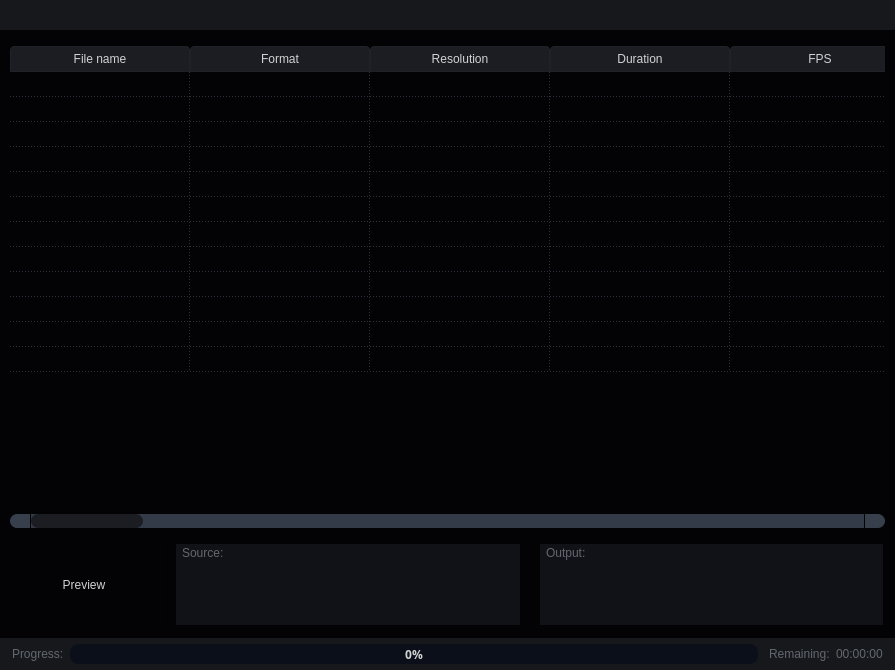
This is app/mainwindow.ui in CineEncoder/cine-encoder as Qt 5 draws it before an edit. The edited form follows.
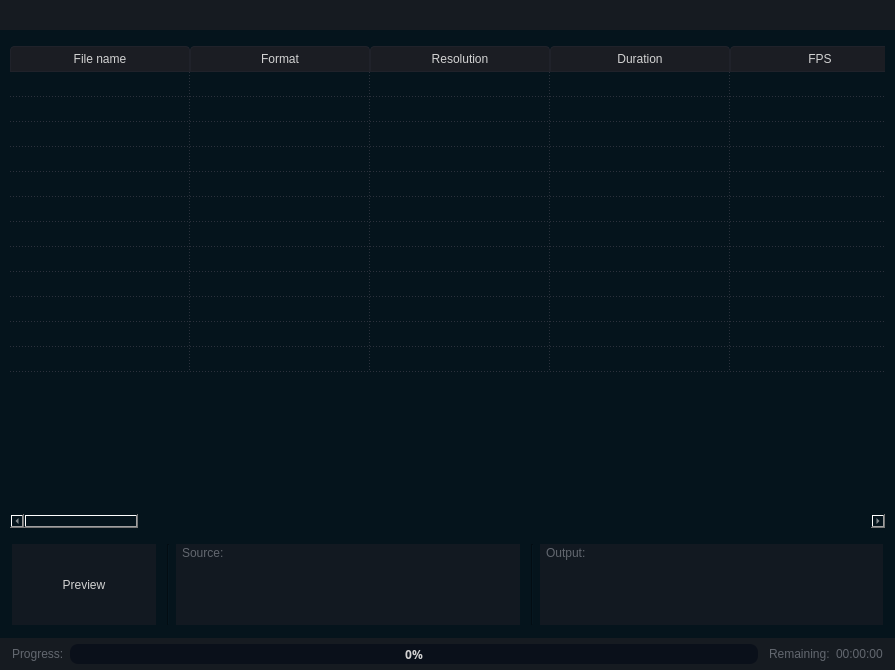
This is the edited form. Icons and pictures are not drawn.

Diff of the .ui file:
```diff
--- a/app/mainwindow.ui
+++ b/app/mainwindow.ui
@@ -104,82 +104,13 @@
       </property>
       <property name="styleSheet">
        <string notr="true">QFrame {
-	/*background-color: rgb(39, 44, 54);*/
-	background-color: rgb(3, 3, 5);
+	background-color: rgb(5, 20, 28);
+	/*background-color: rgb(3, 3, 5);*/
 }
 
-QScrollBar:horizontal {
-	border: none;
-	background: rgb(52, 59, 72);
-	height: 14px;
-	margin: 0px 21px 0 21px;
-	border-radius: 0px;
-}
-QScrollBar:vertical {
-	border: none;
-	background: rgb(52, 59, 72);
-	width: 14px;
-	margin: 21px 0 21px 0;
-	border-radius: 0px;
- }
-QScrollBar::handle:horizontal {
-	background: rgb(27, 29, 35);
-	min-width: 25px;
-	border-radius: 7px
-}
-QScrollBar::handle:vertical {	
-	background: rgb(27, 29, 35);
-	min-height: 25px;
-	border-radius: 7px
- }
-QScrollBar::add-line:horizontal {
-	border: none;
-	background: rgb(55, 63, 77);
-	width: 20px;
-	border-top-right-radius: 7px;
-	border-bottom-right-radius: 7px;
-	subcontrol-position: right;
-	subcontrol-origin: margin;
-}
-QScrollBar::add-line:vertical {
-	border: none;
-	background: rgb(55, 63, 77);
-	height: 20px;
-	border-bottom-left-radius: 7px;
-	border-bottom-right-radius: 7px;
-	subcontrol-position: bottom;
-	subcontrol-origin: margin;
- }
-QScrollBar::sub-line:horizontal {
-	border: none;
-	background: rgb(55, 63, 77);
-	width: 20px;
-	border-top-left-radius: 7px;
-	border-bottom-left-radius: 7px;
-	subcontrol-position: left;
-	subcontrol-origin: margin;
-}
-QScrollBar::sub-line:vertical {
-	border: none;
-	background: rgb(55, 63, 77);
-	height: 20px;
-	border-top-left-radius: 7px;
-	border-top-right-radius: 7px;
-	subcontrol-position: top;
-	subcontrol-origin: margin;
- }
-QScrollBar::up-arrow:horizontal, QScrollBar::down-arrow:horizontal {
-	background: none;
-}
-QScrollBar::up-arrow:vertical, QScrollBar::down-arrow:vertical {
-	background: none;
- }
-QScrollBar::add-page:horizontal, QScrollBar::sub-page:horizontal {
-	background: none;
-}
-QScrollBar::add-page:vertical, QScrollBar::sub-page:vertical {
-	background: none;
- }</string>
+
+
+</string>
       </property>
       <property name="locale">
        <locale language="English" country="UnitedStates"/>
@@ -626,8 +557,63 @@
           </size>
          </property>
          <property name="styleSheet">
-          <string notr="true">QTableWidget {	
-	background-color: rgb(3, 3, 5);
+          <string notr="true">
+</string>
+         </property>
+         <property name="frameShape">
+          <enum>QFrame::NoFrame</enum>
+         </property>
+         <property name="frameShadow">
+          <enum>QFrame::Raised</enum>
+         </property>
+         <layout class="QGridLayout" name="gridLayout_4">
+          <property name="leftMargin">
+           <number>0</number>
+          </property>
+          <property name="topMargin">
+           <number>0</number>
+          </property>
+          <property name="rightMargin">
+           <number>0</number>
+          </property>
+          <property name="bottomMargin">
+           <number>0</number>
+          </property>
+          <item row="0" column="0">
+           <widget class="QTableWidget" name="tableWidget">
+            <property name="enabled">
+             <bool>true</bool>
+            </property>
+            <property name="sizePolicy">
+             <sizepolicy hsizetype="Expanding" vsizetype="Expanding">
+              <horstretch>0</horstretch>
+              <verstretch>0</verstretch>
+             </sizepolicy>
+            </property>
+            <property name="minimumSize">
+             <size>
+              <width>200</width>
+              <height>100</height>
+             </size>
+            </property>
+            <property name="maximumSize">
+             <size>
+              <width>3840</width>
+              <height>2160</height>
+             </size>
+            </property>
+            <property name="sizeIncrement">
+             <size>
+              <width>0</width>
+              <height>0</height>
+             </size>
+            </property>
+            <property name="mouseTracking">
+             <bool>false</bool>
+            </property>
+            <property name="styleSheet">
+             <string notr="true">QTableWidget {	
+	/*background-color: rgb(3, 3, 5);*/
 	padding: 10px;
 	border-radius: 5px;
 	gridline-color: rgb(44, 49, 60);
@@ -660,61 +646,78 @@
 	border-bottom-left-radius: 4px;
 }
 
-</string>
-         </property>
-         <property name="frameShape">
-          <enum>QFrame::NoFrame</enum>
-         </property>
-         <property name="frameShadow">
-          <enum>QFrame::Raised</enum>
-         </property>
-         <layout class="QGridLayout" name="gridLayout_4">
-          <property name="leftMargin">
-           <number>0</number>
-          </property>
-          <property name="topMargin">
-           <number>0</number>
-          </property>
-          <property name="rightMargin">
-           <number>0</number>
-          </property>
-          <property name="bottomMargin">
-           <number>0</number>
-          </property>
-          <item row="0" column="0">
-           <widget class="QTableWidget" name="tableWidget">
-            <property name="enabled">
-             <bool>true</bool>
-            </property>
-            <property name="sizePolicy">
-             <sizepolicy hsizetype="Expanding" vsizetype="Expanding">
-              <horstretch>0</horstretch>
-              <verstretch>0</verstretch>
-             </sizepolicy>
-            </property>
-            <property name="minimumSize">
-             <size>
-              <width>200</width>
-              <height>100</height>
-             </size>
-            </property>
-            <property name="maximumSize">
-             <size>
-              <width>3840</width>
-              <height>2160</height>
-             </size>
-            </property>
-            <property name="sizeIncrement">
-             <size>
-              <width>0</width>
-              <height>0</height>
-             </size>
-            </property>
-            <property name="mouseTracking">
-             <bool>false</bool>
-            </property>
-            <property name="styleSheet">
-             <string notr="true"/>
+QScrollBar:horizontal {
+	border: none;
+	background: rgb(52, 59, 72);
+	height: 14px;
+	margin: 0px 21px 0 21px;
+	border-radius: 0px;
+}
+QScrollBar:vertical {
+	border: none;
+	background: rgb(52, 59, 72);
+	width: 14px;
+	margin: 21px 0 21px 0;
+	border-radius: 0px;
+ }
+QScrollBar::handle:horizontal {
+	background: rgb(27, 29, 35);
+	min-width: 25px;
+	border-radius: 7px
+}
+QScrollBar::handle:vertical {	
+	background: rgb(27, 29, 35);
+	min-height: 25px;
+	border-radius: 7px
+ }
+QScrollBar::add-line:horizontal {
+	border: none;
+	background: rgb(55, 63, 77);
+	width: 20px;
+	border-top-right-radius: 7px;
+	border-bottom-right-radius: 7px;
+	subcontrol-position: right;
+	subcontrol-origin: margin;
+}
+QScrollBar::add-line:vertical {
+	border: none;
+	background: rgb(55, 63, 77);
+	height: 20px;
+	border-bottom-left-radius: 7px;
+	border-bottom-right-radius: 7px;
+	subcontrol-position: bottom;
+	subcontrol-origin: margin;
+ }
+QScrollBar::sub-line:horizontal {
+	border: none;
+	background: rgb(55, 63, 77);
+	width: 20px;
+	border-top-left-radius: 7px;
+	border-bottom-left-radius: 7px;
+	subcontrol-position: left;
+	subcontrol-origin: margin;
+}
+QScrollBar::sub-line:vertical {
+	border: none;
+	background: rgb(55, 63, 77);
+	height: 20px;
+	border-top-left-radius: 7px;
+	border-top-right-radius: 7px;
+	subcontrol-position: top;
+	subcontrol-origin: margin;
+ }
+QScrollBar::up-arrow:horizontal, QScrollBar::down-arrow:horizontal {
+	background: none;
+}
+QScrollBar::up-arrow:vertical, QScrollBar::down-arrow:vertical {
+	background: none;
+ }
+QScrollBar::add-page:horizontal, QScrollBar::sub-page:horizontal {
+	background: none;
+}
+QScrollBar::add-page:vertical, QScrollBar::sub-page:vertical {
+	background: none;
+ }</string>
             </property>
             <property name="frameShape">
              <enum>QFrame::NoFrame</enum>
@@ -1158,6 +1161,80 @@
            <height>88</height>
           </size>
          </property>
+         <property name="styleSheet">
+          <string notr="true">QScrollBar:horizontal {
+	border: none;
+	background: rgb(52, 59, 72);
+	height: 14px;
+	margin: 0px 21px 0 21px;
+	border-radius: 0px;
+}
+QScrollBar:vertical {
+	border: none;
+	background: rgb(52, 59, 72);
+	width: 14px;
+	margin: 21px 0 21px 0;
+	border-radius: 0px;
+ }
+QScrollBar::handle:horizontal {
+	background: rgb(27, 29, 35);
+	min-width: 25px;
+	border-radius: 7px
+}
+QScrollBar::handle:vertical {	
+	background: rgb(27, 29, 35);
+	min-height: 25px;
+	border-radius: 7px
+ }
+QScrollBar::add-line:horizontal {
+	border: none;
+	background: rgb(55, 63, 77);
+	width: 20px;
+	border-top-right-radius: 7px;
+	border-bottom-right-radius: 7px;
+	subcontrol-position: right;
+	subcontrol-origin: margin;
+}
+QScrollBar::add-line:vertical {
+	border: none;
+	background: rgb(55, 63, 77);
+	height: 20px;
+	border-bottom-left-radius: 7px;
+	border-bottom-right-radius: 7px;
+	subcontrol-position: bottom;
+	subcontrol-origin: margin;
+ }
+QScrollBar::sub-line:horizontal {
+	border: none;
+	background: rgb(55, 63, 77);
+	width: 20px;
+	border-top-left-radius: 7px;
+	border-bottom-left-radius: 7px;
+	subcontrol-position: left;
+	subcontrol-origin: margin;
+}
+QScrollBar::sub-line:vertical {
+	border: none;
+	background: rgb(55, 63, 77);
+	height: 20px;
+	border-top-left-radius: 7px;
+	border-top-right-radius: 7px;
+	subcontrol-position: top;
+	subcontrol-origin: margin;
+ }
+QScrollBar::up-arrow:horizontal, QScrollBar::down-arrow:horizontal {
+	background: none;
+}
+QScrollBar::up-arrow:vertical, QScrollBar::down-arrow:vertical {
+	background: none;
+ }
+QScrollBar::add-page:horizontal, QScrollBar::sub-page:horizontal {
+	background: none;
+}
+QScrollBar::add-page:vertical, QScrollBar::sub-page:vertical {
+	background: none;
+ }</string>
+         </property>
          <property name="frameShape">
           <enum>QFrame::NoFrame</enum>
          </property>
@@ -1208,6 +1285,9 @@
                 <height>81</height>
                </size>
               </property>
+              <property name="styleSheet">
+               <string notr="true">background-color: rgba(27, 29, 35, 150)</string>
+              </property>
               <property name="locale">
                <locale language="English" country="UnitedStates"/>
               </property>
```
